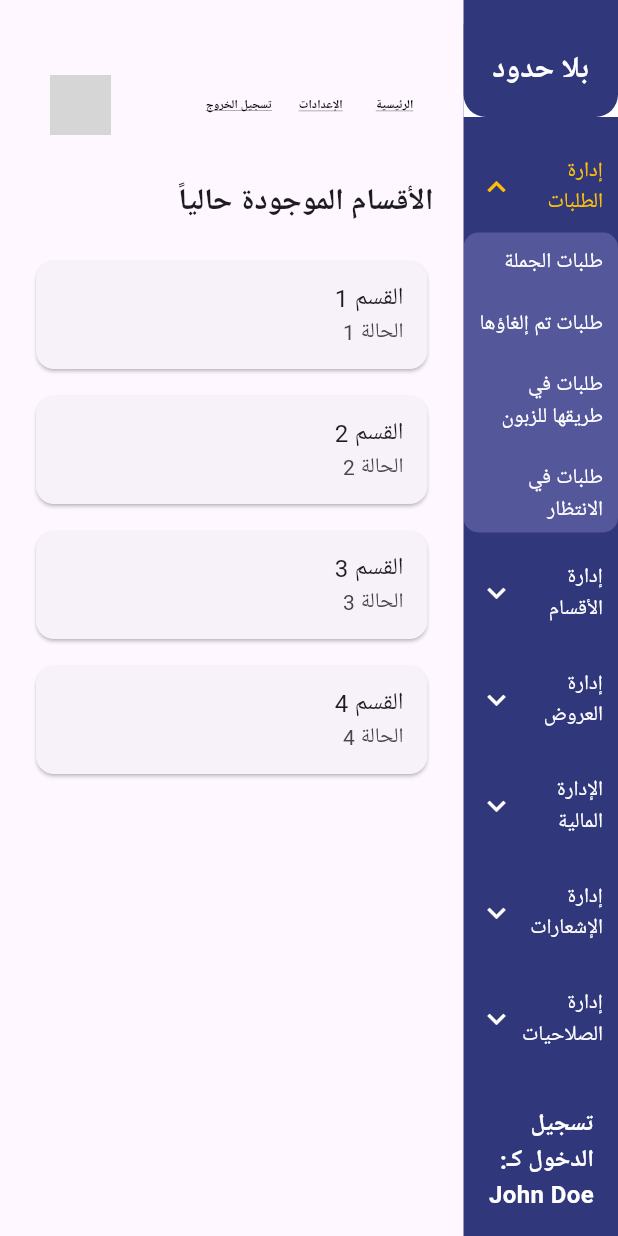
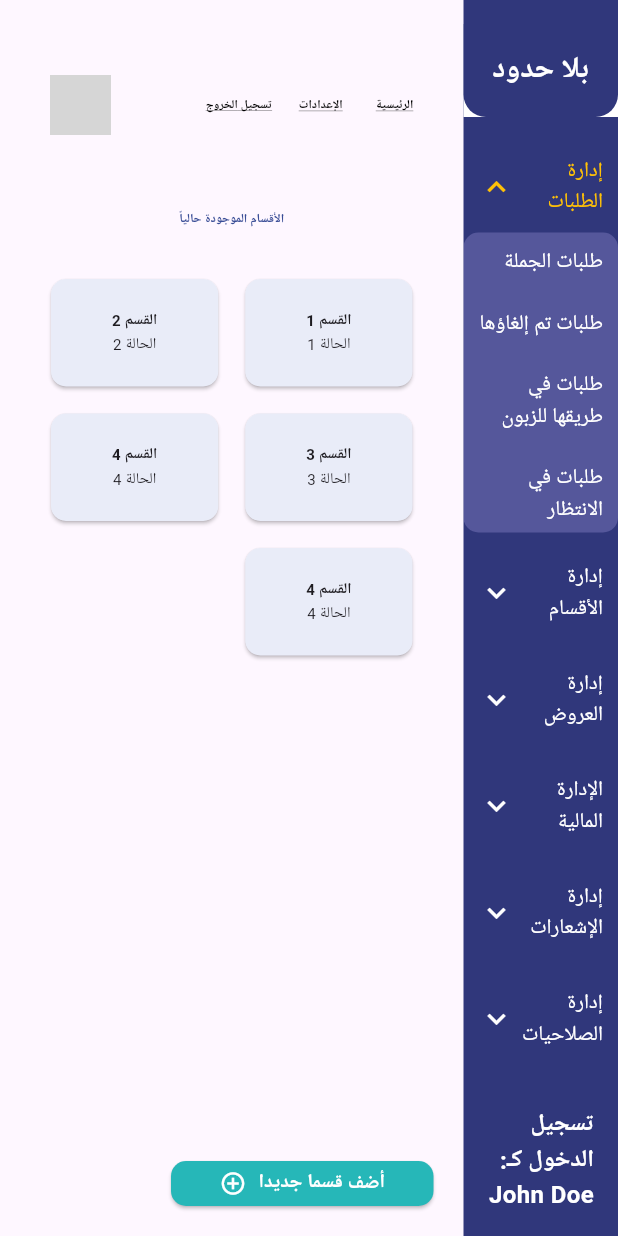
Before and after one commit to yazan-debo/bila_hodoud, a Flutter app: the screen it shows after launch, after a tap on "إدارة الطلبات", on a phone screen of 412 x 824 dp. Run offline on Flutter 3.47's test engine with Material 3 defaults, Android fonts, the phone set to English and light mode, and no system bars; our stand-ins replace get; Roboto replaces fonts that are missing (Arial); grey boxes are pictures that could not be loaded.

Commit message:
all sections secreen ready

```diff
--- /dev/null
+++ b/lib/controllers/AllSectionsController.dart
@@ -0,0 +1,96 @@
+import 'package:get/get.dart';
+import '../widgets/CustomCard.dart';
+import '../widgets/CustomDropdown.dart';
+
+class AllSectionsController extends GetxController {
+  // Reactive properties
+  RxList<CustomCard> cards = <CustomCard>[].obs;
+  RxList<CustomDropdown> dropdowns = <CustomDropdown>[].obs;
+
+  // Computed property
+  double get screenSpace {
+    final double screenWidth = Get.mediaQuery.size.width;
+    return screenWidth <= 653000 ? 10 : 100;
+  }
+  // Fetch data and initialize properties
+  @override
+  void onInit() {
+    super.onInit();
+    fetchCards();
+    fetchDropdowns();
+  }
+
+  // Simulate fetching cards from an API or database
+
+  void fetchCards() {
+    // Replace this with your actual API or database call
+    List<CustomCard> fetchedCards = [
+      CustomCard(
+        sectionName: 'القسم 1',
+        sectionStatus: 'الحالة 1',
+      ),
+      CustomCard(
+        sectionName: 'القسم 2',
+        sectionStatus: 'الحالة 2',
+      ),
+      CustomCard(
+        sectionName: 'القسم 3',
+        sectionStatus: 'الحالة 3',
+      ),
+      CustomCard(
+        sectionName: 'القسم 4',
+        sectionStatus: 'الحالة 4',
+      ),
+      CustomCard(
+        sectionName: 'القسم 4',
+        sectionStatus: 'الحالة 4',
+      ),
+    ];
+
+    cards.value = fetchedCards;
+  }
+
+  // Simulate fetching dropdowns from an API or database
+  void fetchDropdowns() {
+    // Replace this with your actual API or database call
+    final List<CustomDropdown> fetchedDropdowns = [
+      CustomDropdown(
+        name: 'إدارة الطلبات',
+        choices: [
+          'طلبات الجملة',
+          'طلبات تم إلغاؤها',
+          'طلبات في طريقها للزبون',
+          'طلبات في الانتظار'
+        ],
+      ),
+      CustomDropdown(
+        name: 'إدارة الأقسام',
+        choices: ['المنتجات', 'الأقسام'],
+      ),
+      CustomDropdown(
+        name: 'إدارة العروض',
+        choices: ['إنشاء عرض جديد', 'العروض الحاليّة'],
+      ),
+      CustomDropdown(
+        name: 'الإدارة المالية',
+        choices: ['تقارير عن المبيعات', 'سجلّ المبيعات'],
+      ),
+      CustomDropdown(
+        name: 'إدارة الإشعارات',
+        choices: ['إشعارات النظام', 'إشعارات المستخدمين'],
+      ),
+      CustomDropdown(
+        name: 'إدارة الصلاحيات',
+        choices: [
+          'صلاحيّات الأدوار',
+          'أدوار المستخدمين',
+          'حسابات المستخدمين',
+          'أدوار النظام'
+        ],
+      ),
+    ];
+
+
+    dropdowns.value = fetchedDropdowns;
+  }
+}
--- /dev/null
+++ b/lib/controllers/MostUsedButtonController.dart
@@ -0,0 +1,11 @@
+import 'package:get/get.dart';
+
+class MostUsedButtonController extends GetxController {
+  String route;
+  MostUsedButtonController ({required this.route});
+
+  void navigateToAddSection() {
+    print(route);
+    Get.toNamed('/$route');
+  }
+}
--- a/lib/view/AllSectionsScreen.dart
+++ b/lib/view/AllSectionsScreen.dart
@@ -1,62 +1,32 @@
 import 'package:flutter/material.dart';
+import 'package:get/get.dart';
 
+import '../controllers/AllSectionsController.dart';
 import '../widgets/CustomCard.dart';
-import '../widgets/CustomDropdown.dart';
 import '../widgets/CustomNavbar.dart';
 import '../widgets/CustomSidebar.dart';
+import '../widgets/MostUsedButton.dart';
+
 
 class AllSectionsScreen extends StatelessWidget {
-  final List<CustomDropdown> dropdowns = [
-    CustomDropdown(
-      name: 'إدارة الطلبات',
-      choices: [
-        'طلبات الجملة',
-        'طلبات تم إلغاؤها',
-        'طلبات في طريقها للزبون',
-        'طلبات في الانتظار'
-      ],
-    ),
-    CustomDropdown(
-      name: 'إدارة الأقسام',
-      choices: ['المنتجات', 'الأقسام'],
-    ),
-    CustomDropdown(
-      name: 'إدارة العروض',
-      choices: ['إنشاء عرض جديد', 'العروض الحاليّة'],
-    ),
-    CustomDropdown(
-      name: 'الإدارة المالية',
-      choices: ['تقارير عن المبيعات', 'سجلّ المبيعات'],
-    ),
-    CustomDropdown(
-      name: 'إدارة الإشعارات',
-      choices: ['إشعارات النظام', 'إشعارات المستخدمين'],
-    ),
-    CustomDropdown(
-      name: 'إدارة الصلاحيات',
-      choices: [
-        'صلاحيّات الأدوار',
-        'أدوار المستخدمين',
-        'حسابات المستخدمين',
-        'أدوار النظام'
-      ],
-    ),
-  ];
+  final AllSectionsController controller = Get.put(AllSectionsController());
 
   AllSectionsScreen({Key? key});
 
   @override
   Widget build(BuildContext context) {
+
     return Directionality(
       textDirection: TextDirection.rtl,
       child: Scaffold(
-        /*appBar: AppBar(
-        ),*/
         body: Row(
           children: [
             Flexible(
               flex: 1,
-              child: CustomSidebar(dropdowns: dropdowns, loggedInUser: 'John Doe'),
+              child: CustomSidebar(
+                dropdowns: controller.dropdowns,
+                loggedInUser: 'John Doe',
+              ),
             ),
             Expanded(
               flex: 3,
@@ -66,38 +36,45 @@ class AllSectionsScreen extends StatelessWidget {
                   crossAxisAlignment: CrossAxisAlignment.start,
                   children: [
                     CustomNavbar(),
-                    const Text(
-                      'الأقسام الموجودة حالياً',
-                      style: TextStyle(
-                        fontSize: 20,
-                        fontWeight: FontWeight.bold,
+                    SizedBox(height: 20),
+                    Center(
+                      child: Text(
+                        'الأقسام الموجودة حالياً',
+                        style: TextStyle(
+                          fontSize: MediaQuery.of(context).size.width * 0.02,
+                          fontWeight: FontWeight.bold,
+                          color: Color(0xFF394D96),
+                        ),
                       ),
                     ),
                     SizedBox(height: 20),
                     Expanded(
-                      child: ListView(
-                        children: const [
-                          CustomCard(
-                            sectionName: 'القسم 1',
-                            sectionStatus: 'الحالة 1',
+                      child: Obx(
+                            () => GridView.builder(
+                          padding: EdgeInsets.all(controller.screenSpace),
+                          shrinkWrap: true,
+                          gridDelegate: const SliverGridDelegateWithFixedCrossAxisCount(
+                            crossAxisCount: 2,
+                            mainAxisSpacing: 10,
+                            crossAxisSpacing: 10,
+                            childAspectRatio: 1.5,
                           ),
-                          SizedBox(height: 10),
-                          CustomCard(
-                            sectionName: 'القسم 2',
-                            sectionStatus: 'الحالة 2',
-                          ),
-                          SizedBox(height: 10),
-                          CustomCard(
-                            sectionName: 'القسم 3',
-                            sectionStatus: 'الحالة 3',
-                          ),
-                          SizedBox(height: 10),
-                          CustomCard(
-                            sectionName: 'القسم 4',
-                            sectionStatus: 'الحالة 4',
-                          ),
-                        ],
+                          itemCount: controller.cards.length,
+                          itemBuilder: (context, index) {
+                            final product = controller.cards[index];
+                            return CustomCard(
+                              sectionName: product.sectionName,
+                              sectionStatus: product.sectionStatus,
+                            );
+                          },
+                        ),
                       ),
+                    ),
+                    const SizedBox(height: 10),
+                    MostUsedButton(
+                      buttonText: 'أضف قسما جديدا',
+                      buttonIcon: Icons.add_circle_outline,
+                      route: 'settings',
                     ),
                   ],
                 ),
--- a/lib/widgets/CustomCard.dart
+++ b/lib/widgets/CustomCard.dart
@@ -12,6 +12,7 @@ class CustomCard extends StatelessWidget {
 
   @override
   Widget build(BuildContext context) {
+
     return GestureDetector(
       onTap: () {
         Get.toNamed('/section-details', arguments: {
@@ -20,9 +21,41 @@ class CustomCard extends StatelessWidget {
         });
       },
       child: Card(
-        child: ListTile(
-          title: Text(sectionName),
-          subtitle: Text(sectionStatus),
+        shape: RoundedRectangleBorder(
+          borderRadius: BorderRadius.circular(10),
+        ),
+        color: Color(0xFFE9ECF8),
+        child: LayoutBuilder(
+          builder: (context, constraints) {
+            final double availableWidth = constraints.maxWidth;
+            final double availableHeight = constraints.maxHeight;
+
+            return Container(
+              padding: EdgeInsets.all(availableWidth * 0.05), // Adjust padding based on containerWidth
+
+              child: Column(
+                mainAxisAlignment: MainAxisAlignment.center,
+                children: [
+                  Text(
+                    sectionName,
+                    style: TextStyle(
+                      fontSize: availableWidth >=260 ? availableWidth * 0.06:availableWidth * 0.09,
+                      fontWeight: FontWeight.bold,
+                    ),
+                    textAlign: TextAlign.center,
+                  ),
+                  SizedBox(height: availableHeight * 0.02),
+                  Text(
+                    sectionStatus,
+                    style: TextStyle(
+                      fontSize: availableWidth >=260 ? availableWidth * 0.06:availableWidth * 0.09,
+                    ),
+                    textAlign: TextAlign.center,
+                  ),
+                ],
+              ),
+            );
+          },
         ),
       ),
     );
--- /dev/null
+++ b/lib/widgets/MostUsedButton.dart
@@ -0,0 +1,66 @@
+import 'package:flutter/material.dart';
+import 'package:get/get.dart';
+import '../controllers/MostUsedButtonController.dart';
+
+class MostUsedButton extends StatelessWidget {
+  final String buttonText;
+  final IconData? buttonIcon;
+  final String route;
+  final MostUsedButtonController
+      buttonController; // Declare buttonController as a member
+
+  MostUsedButton({
+    Key? key,
+    required this.buttonText,
+    this.buttonIcon,
+    required this.route,
+  })  : buttonController = MostUsedButtonController(route: route),
+        super(key: key);
+
+  @override
+  Widget build(BuildContext context) {
+    final Size screenSize = MediaQuery.of(context).size;
+    final double screenHeight = screenSize.height;
+    final double screenWidth = screenSize.width;
+    final double screenSpace = screenHeight * screenWidth;
+    return Container(
+          width: screenSpace <= 547184 ? 175 : 250,
+          height:screenSpace <= 547184 ? 30 : 50,
+          child: ElevatedButton(
+            onPressed: () {
+              // Access controller's methods or properties here
+              buttonController
+                  .navigateToAddSection(); // Use buttonController here
+            },
+            style: ElevatedButton.styleFrom(
+              backgroundColor: const Color(0xFF26B7B8),
+              shape: RoundedRectangleBorder(
+                borderRadius: BorderRadius.circular(10),
+              ),
+            ),
+            child: Row(
+              mainAxisAlignment: MainAxisAlignment.center,
+              // Align children in the center vertically
+              children: [
+                Text(
+                  buttonText,
+                  style: TextStyle(
+                    fontSize: screenSpace <= 547184 ? 13 : 18,
+                    fontWeight: FontWeight.bold,
+                    fontFamily: 'Arial',
+                    color: Colors.white, // Use appropriate Arabic font family
+                  ),
+                  textDirection: TextDirection
+                      .rtl, // Set text direction to right-to-left for Arabic
+                ),
+                SizedBox(width: 8), // Add spacing between text and icon
+                Icon(
+                  buttonIcon,
+                  color: Colors.white,
+                ),
+              ],
+            ),
+          ),
+        );
+  }
+}
```
